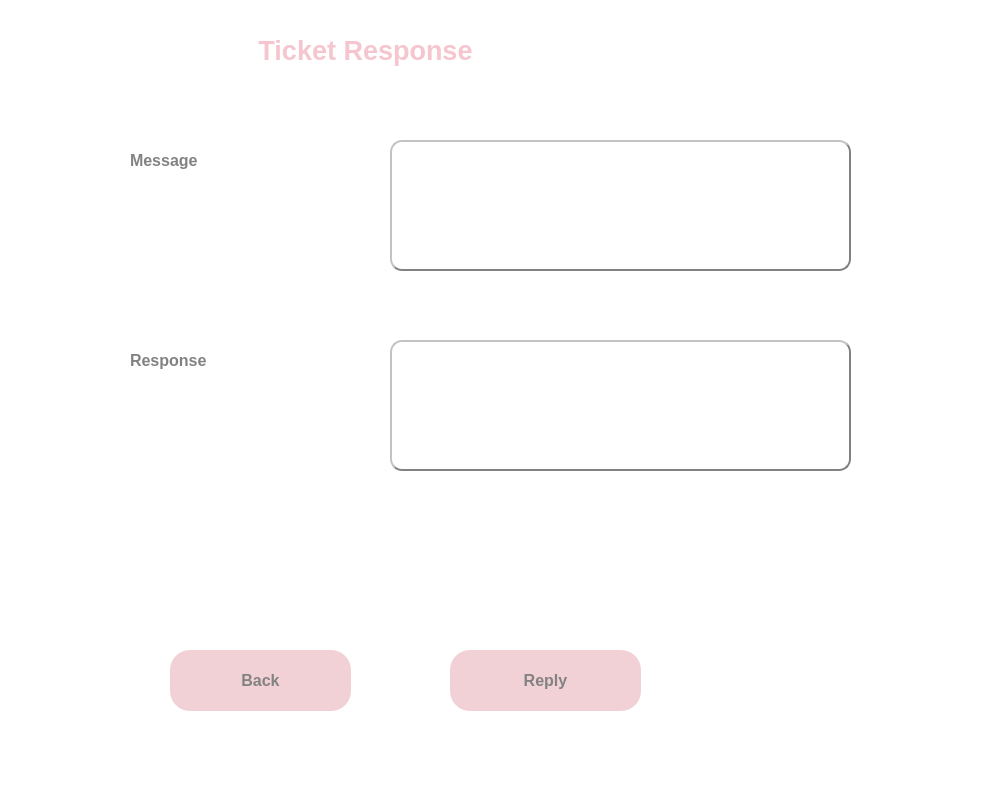
Qt form ui/response_ticket.ui (vidagharavian/cloud_service) before a commit.
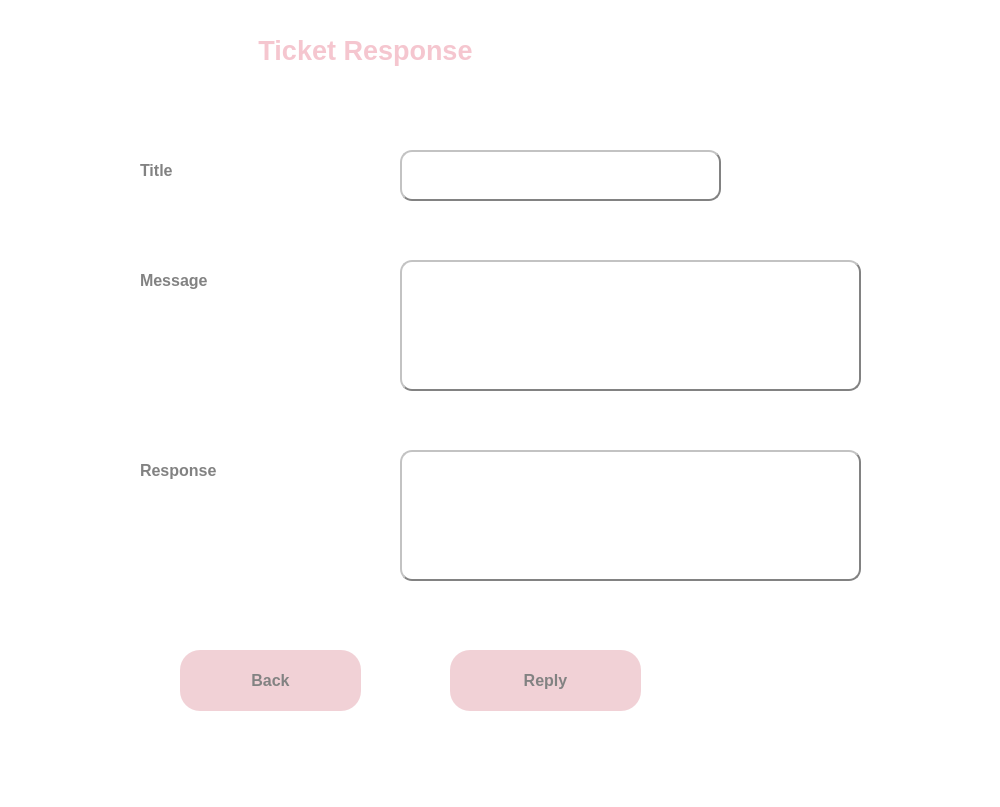
The same form after that commit.

```diff
--- a/ui/response_ticket.ui
+++ b/ui/response_ticket.ui
@@ -7,7 +7,7 @@
     <x>0</x>
     <y>0</y>
     <width>1000</width>
-    <height>800</height>
+    <height>807</height>
    </rect>
   </property>
   <property name="windowTitle">
@@ -43,8 +43,8 @@
    <widget class="QLabel" name="label_7">
     <property name="geometry">
      <rect>
-      <x>130</x>
-      <y>140</y>
+      <x>140</x>
+      <y>260</y>
       <width>221</width>
       <height>41</height>
      </rect>
@@ -101,7 +101,7 @@
    <widget class="QPushButton" name="back">
     <property name="geometry">
      <rect>
-      <x>170</x>
+      <x>180</x>
       <y>650</y>
       <width>181</width>
       <height>61</height>
@@ -136,8 +136,8 @@
    <widget class="QTextEdit" name="response">
     <property name="geometry">
      <rect>
-      <x>390</x>
-      <y>340</y>
+      <x>400</x>
+      <y>450</y>
       <width>461</width>
       <height>131</height>
      </rect>
@@ -152,8 +152,8 @@
    <widget class="QLabel" name="label_8">
     <property name="geometry">
      <rect>
-      <x>130</x>
-      <y>340</y>
+      <x>140</x>
+      <y>450</y>
       <width>221</width>
       <height>41</height>
      </rect>
@@ -175,8 +175,8 @@
    <widget class="QTextBrowser" name="message">
     <property name="geometry">
      <rect>
-      <x>390</x>
-      <y>140</y>
+      <x>400</x>
+      <y>260</y>
       <width>461</width>
       <height>131</height>
      </rect>
@@ -188,6 +188,45 @@
 border-color: rgb(130, 130, 130);</string>
     </property>
    </widget>
+   <widget class="QLabel" name="label_9">
+    <property name="geometry">
+     <rect>
+      <x>140</x>
+      <y>150</y>
+      <width>221</width>
+      <height>41</height>
+     </rect>
+    </property>
+    <property name="font">
+     <font>
+      <pointsize>12</pointsize>
+      <weight>75</weight>
+      <bold>true</bold>
+     </font>
+    </property>
+    <property name="styleSheet">
+     <string notr="true">color: rgb(130, 130, 130);</string>
+    </property>
+    <property name="text">
+     <string>Title</string>
+    </property>
+   </widget>
+   <widget class="QTextBrowser" name="title">
+    <property name="geometry">
+     <rect>
+      <x>400</x>
+      <y>150</y>
+      <width>321</width>
+      <height>51</height>
+     </rect>
+    </property>
+    <property name="styleSheet">
+     <string notr="true">background-color: rgb(255, 255, 255);
+border-radius: 12px;
+border:2px outset;
+border-color: rgb(130, 130, 130);</string>
+    </property>
+   </widget>
   </widget>
   <widget class="QMenuBar" name="menubar">
    <property name="geometry">
```
